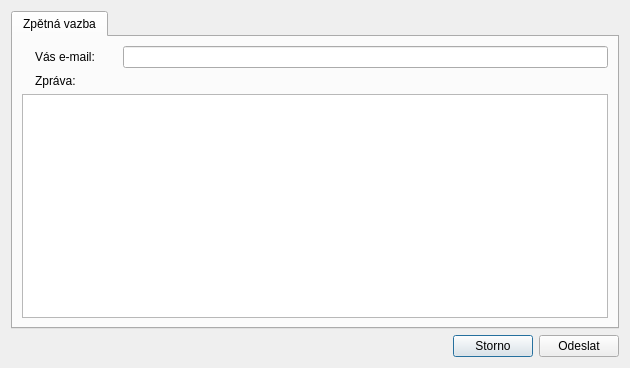
The window that src/strawapi/feedbackdialog.ui (CZDanol/StrawLumen) describes before a commit, drawn with Qt 5.
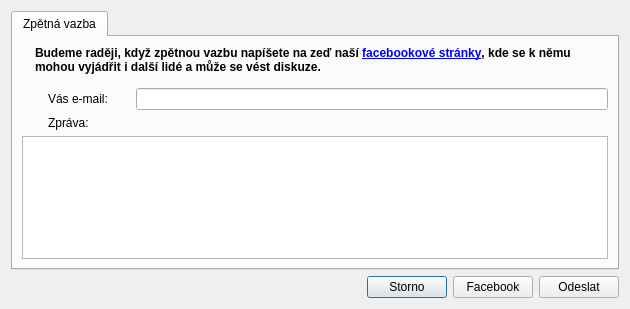
The same window after the commit. Icons and pictures are not drawn.

The edit to the form file:
```diff
--- a/src/strawapi/feedbackdialog.ui
+++ b/src/strawapi/feedbackdialog.ui
@@ -10,7 +10,7 @@
     <x>0</x>
     <y>0</y>
     <width>630</width>
-    <height>368</height>
+    <height>309</height>
    </rect>
   </property>
   <property name="windowTitle">
@@ -32,21 +32,33 @@
        <string>Zpětná vazba</string>
       </attribute>
       <layout class="QGridLayout" name="gridLayout">
-       <item row="0" column="0">
+       <item row="4" column="0">
+        <widget class="QLabel" name="label_7">
+         <property name="pixmap">
+          <pixmap resource="../../res/resources.qrc">:/icons/16/Comments_16px.png</pixmap>
+         </property>
+        </widget>
+       </item>
+       <item row="3" column="0">
         <widget class="QLabel" name="label">
          <property name="pixmap">
           <pixmap resource="../../res/resources.qrc">:/icons/16/Email_16px.png</pixmap>
          </property>
         </widget>
        </item>
-       <item row="0" column="1">
-        <widget class="QLabel" name="label_2">
-         <property name="text">
-          <string>Vás e-mail:</string>
+       <item row="5" column="0" colspan="4">
+        <widget class="QTextEdit" name="teMessage">
+         <property name="font">
+          <font>
+           <pointsize>10</pointsize>
+          </font>
+         </property>
+         <property name="acceptRichText">
+          <bool>false</bool>
          </property>
         </widget>
        </item>
-       <item row="0" column="2">
+       <item row="3" column="2">
         <spacer name="horizontalSpacer_2">
          <property name="orientation">
           <enum>Qt::Horizontal</enum>
@@ -62,34 +74,77 @@
          </property>
         </spacer>
        </item>
-       <item row="0" column="3">
+       <item row="2" column="0">
+        <spacer name="verticalSpacer">
+         <property name="orientation">
+          <enum>Qt::Vertical</enum>
+         </property>
+         <property name="sizeType">
+          <enum>QSizePolicy::Fixed</enum>
+         </property>
+         <property name="sizeHint" stdset="0">
+          <size>
+           <width>20</width>
+           <height>8</height>
+          </size>
+         </property>
+        </spacer>
+       </item>
+       <item row="3" column="3">
         <widget class="QLineEdit" name="lnEmail"/>
        </item>
-       <item row="1" column="0">
-        <widget class="QLabel" name="label_7">
-         <property name="pixmap">
-          <pixmap resource="../../res/resources.qrc">:/icons/16/Comments_16px.png</pixmap>
-         </property>
-        </widget>
-       </item>
-       <item row="1" column="1" colspan="3">
+       <item row="4" column="1" colspan="3">
         <widget class="QLabel" name="label_8">
          <property name="text">
           <string>Zpráva:</string>
          </property>
         </widget>
        </item>
-       <item row="2" column="0" colspan="4">
-        <widget class="QTextEdit" name="teMessage">
+       <item row="3" column="1">
+        <widget class="QLabel" name="label_2">
+         <property name="text">
+          <string>Vás e-mail:</string>
+         </property>
+        </widget>
+       </item>
+       <item row="0" column="0" colspan="4">
+        <layout class="QHBoxLayout" name="horizontalLayout_2">
+         <item>
+          <widget class="QLabel" name="label_3">
+           <property name="sizePolicy">
+            <sizepolicy hsizetype="Maximum" vsizetype="Preferred">
+             <horstretch>0</horstretch>
+             <verstretch>0</verstretch>
+            </sizepolicy>
+           </property>
+           <property name="pixmap">
+            <pixmap resource="../../res/resources.qrc">:/icons/32/Facebook_32px.png</pixmap>
+           </property>
+          </widget>
+         </item>
+         <item>
+          <widget class="QLabel" name="label_4">
          <property name="font">
           <font>
-           <pointsize>10</pointsize>
-          </font>
-         </property>
-         <property name="acceptRichText">
-          <bool>false</bool>
-         </property>
-        </widget>
+             <weight>75</weight>
+             <bold>true</bold>
+            </font>
+           </property>
+           <property name="text">
+            <string>&lt;html&gt;&lt;head/&gt;&lt;body&gt;&lt;p&gt;Budeme raději, když zpětnou vazbu napíšete na zeď naší &lt;a href=&quot;https://www.facebook.com/strawLumen&quot;&gt;&lt;span style=&quot; text-decoration: underline; color:#0000ff;&quot;&gt;facebookové stránky&lt;/span&gt;&lt;/a&gt;, kde se k němu mohou vyjádřit i další lidé a může se vést diskuze.&lt;/p&gt;&lt;/body&gt;&lt;/html&gt;</string>
+           </property>
+           <property name="wordWrap">
+            <bool>true</bool>
+           </property>
+           <property name="openExternalLinks">
+            <bool>true</bool>
+           </property>
+           <property name="textInteractionFlags">
+            <set>Qt::TextBrowserInteraction</set>
+           </property>
+          </widget>
+         </item>
+        </layout>
        </item>
       </layout>
      </widget>
@@ -124,6 +179,23 @@
        </property>
       </widget>
      </item>
+     <item>
+      <widget class="QPushButton" name="btnFacebook">
+       <property name="text">
+        <string>Facebook</string>
+       </property>
+       <property name="icon">
+        <iconset resource="../../res/resources.qrc">
+         <normaloff>:/icons/16/Facebook_16px.png</normaloff>:/icons/16/Facebook_16px.png</iconset>
+       </property>
+       <property name="autoDefault">
+        <bool>false</bool>
+       </property>
+       <property name="default">
+        <bool>false</bool>
+       </property>
+      </widget>
+     </item>
      <item>
       <widget class="QPushButton" name="btnSend">
        <property name="text">
```
Left out of the diff: 1 changed line with no effect on the pictures. Lines whose indentation alone changed are shown as unchanged.
